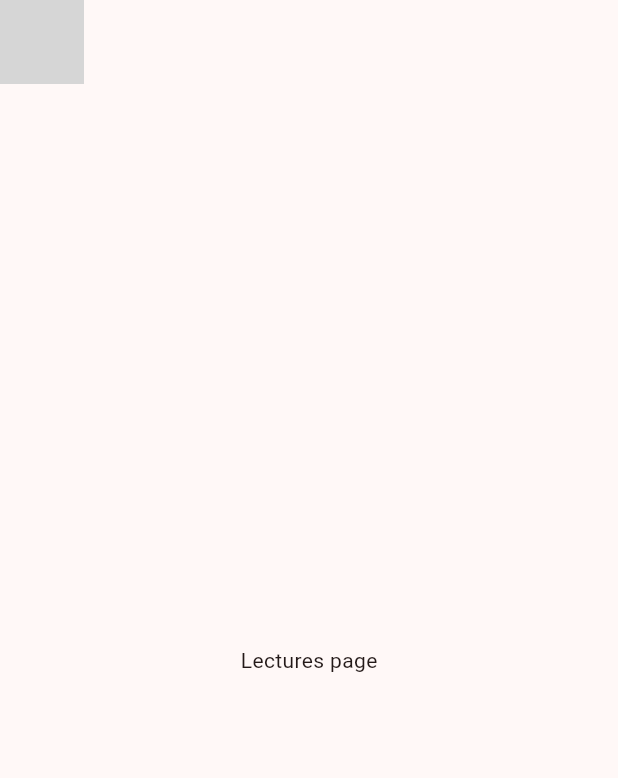
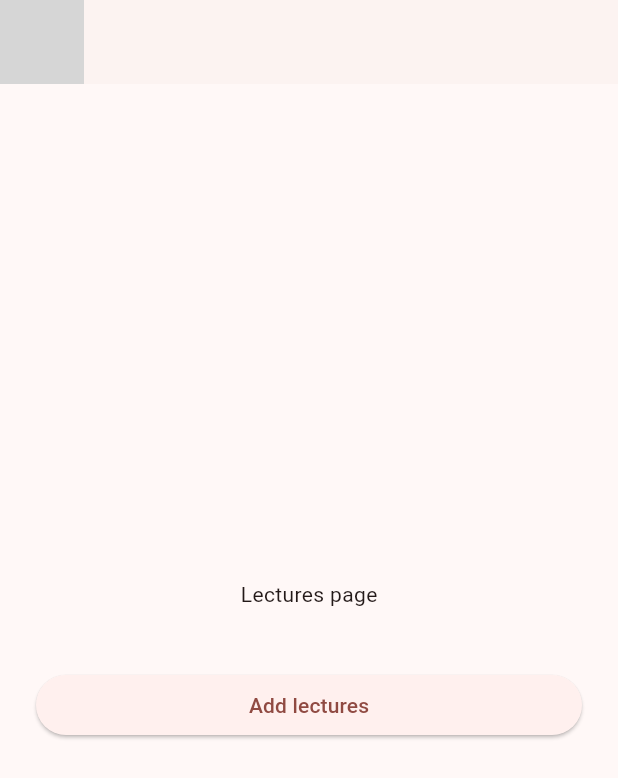
Before and after one commit to PattonSayd/firebase_services, a Flutter app: the LecturesPage screen opened by its route, on a phone screen of 412 x 824 dp. Shown: the top 778 px of the screen. Run offline on Flutter 3.47's test engine with Material 2 defaults, Android fonts, the phone set to English and light mode, and no system bars; our stand-ins replace cloud_firestore, firebase_analytics, firebase_auth, firebase_core, firebase_crashlytics, freezed_annotation and 2 more; missing offline and left inert: firebase_ui_auth; accounts and stored records are empty; generated files the repository leaves out were written again; statements that could not run were skipped; grey boxes are pictures that could not be loaded.

Commit message:
lecture data

```diff
--- a/lib/app/di.dart
+++ b/lib/app/di.dart
@@ -1,10 +1,12 @@
 import 'dart:ui';
 
+import 'package:cloud_firestore/cloud_firestore.dart';
 import 'package:firebase_analytics/firebase_analytics.dart';
 import 'package:firebase_auth/firebase_auth.dart';
 import 'package:firebase_core/firebase_core.dart';
 import 'package:firebase_crashlytics/firebase_crashlytics.dart';
 import 'package:firebase_services/app/logger.dart';
+import 'package:firebase_services/data/lecture_repository.dart';
 import 'package:firebase_services/data/user_repository.dart';
 import 'package:firebase_services/firebase_options.dart';
 import 'package:flutter/material.dart';
@@ -17,15 +19,27 @@ abstract class Locator {
 
   static UserRepository get userRepository => _locator<UserRepository>();
 
+  static LecturesRepository get lecturesRepository =>
+      _locator<LecturesRepository>();
+
   static Future<void> init() async {
     WidgetsFlutterBinding.ensureInitialized();
     await _initFirebase();
     _initCrashlytics();
 
     _locator.registerLazySingleton<FirebaseAuth>(() => FirebaseAuth.instance);
+    _locator.registerLazySingleton<FirebaseFirestore>(
+        () => FirebaseFirestore.instance);
 
     _locator.registerSingleton<UserRepository>(
-        UserRepository(_locator<FirebaseAuth>()));
+      UserRepository(_locator<FirebaseAuth>()),
+    );
+
+    _locator.registerSingleton<LecturesRepository>(
+      LecturesRepository(
+        _locator<FirebaseFirestore>(),
+      ),
+    );
   }
 
   static Future<void> _initFirebase() async {
--- /dev/null
+++ b/lib/data/lecture_repository.dart
@@ -0,0 +1,47 @@
+import 'package:cloud_firestore/cloud_firestore.dart';
+import 'package:firebase_services/app/logger.dart';
+import 'package:firebase_services/data/prefiling_data.dart';
+import 'package:firebase_services/models/lecture.dart';
+
+class LecturesRepository {
+  final FirebaseFirestore _firestore;
+
+  LecturesRepository(this._firestore);
+
+  late final _lectureCollectionRef =
+      _firestore.collection('lectures').withConverter(
+            fromFirestore: (snapshot, _) => Lecture.fromJson(snapshot.data()!),
+            toFirestore: (lesson, _) => lesson.toJson(),
+          );
+
+  Stream<List<Lecture>> get lectureStream => _lectureCollectionRef
+      .snapshots()
+      .map((snapshot) => snapshot.docs.map((e) => e.data()).toList());
+
+  Future<void> fillDatabase() async {
+    //* --- qeyri-atomar method (bax: atomic operation) ---
+    // for (var lecture in lecturesPrefilingData) {
+    //   _lectureCollectionRef.add(lecture);
+    // }
+
+    //* atomar metod
+    //* set, get imkanı
+    _firestore.runTransaction((transaction) async {
+      for (var lecture in lecturesPrefilingData) {
+        transaction.set(_lectureCollectionRef.doc(), lecture);
+      }
+    });
+
+    //* atomar metod
+    //* daha optimallaşdırılmış set
+    final batch = _firestore.batch();
+
+    for (var lecture in lecturesPrefilingData) {
+      batch.set(_lectureCollectionRef.doc(), lecture);
+    }
+
+    await batch.commit();
+
+    logger.d('Filled Database');
+  }
+}
--- a/lib/presentation/lectures_page.dart
+++ b/lib/presentation/lectures_page.dart
@@ -1,21 +1,57 @@
+import 'package:firebase_services/app/di.dart';
+import 'package:firebase_services/app/logger.dart';
 import 'package:firebase_services/app/routes.dart';
 import 'package:firebase_ui_auth/firebase_ui_auth.dart';
+import 'package:flutter/cupertino.dart';
 import 'package:flutter/material.dart';
 
-class LecturesPage extends StatelessWidget {
+class LecturesPage extends StatefulWidget {
   const LecturesPage({super.key});
 
   @override
+  State<LecturesPage> createState() => _LecturesPageState();
+}
+
+class _LecturesPageState extends State<LecturesPage> {
+  final _lecturesRepository = Locator.lecturesRepository;
+  bool _isLoading = false;
+
+  @override
   Widget build(BuildContext context) {
+    logger.w('LecturesPage build');
     return Scaffold(
       appBar: AppBar(
+        elevation: 0.6,
         leading: InkWell(
           onTap: () => Navigator.of(context).pushNamed(AppRoutes.profile),
           child: const UserAvatar(size: 36),
         ),
       ),
-      body: const Center(
-        child: Text('Lectures page'),
+      body: Padding(
+        padding: const EdgeInsets.symmetric(horizontal: 24),
+        child: Column(
+          mainAxisAlignment: MainAxisAlignment.center,
+          crossAxisAlignment: CrossAxisAlignment.stretch,
+          children: [
+            const Center(
+              child: Text('Lectures page'),
+            ),
+            const SizedBox(height: 40),
+            ElevatedButton(
+              onPressed: () async {
+                setState(() => _isLoading = true);
+                _lecturesRepository.lectureStream;
+                await _lecturesRepository.fillDatabase();
+                if (mounted) {
+                  setState(() => _isLoading = false);
+                }
+              },
+              child: _isLoading
+                  ? const CupertinoActivityIndicator()
+                  : const Text('Add lectures'),
+            ),
+          ],
+        ),
       ),
     );
   }
--- a/lib/presentation/profile_page.dart
+++ b/lib/presentation/profile_page.dart
@@ -36,9 +36,9 @@ class ProfilePage extends StatelessWidget {
               return const CircularProgressIndicator();
             }
 
-            return Padding(
-              padding: const EdgeInsets.all(8.0),
+            return Center(
               child: Column(
+                mainAxisSize: MainAxisSize.min,
                 children: [
                   const Text(
                     'Firebase User Info',
```
Also changed, not shown: lib/data/prefiling_data.dart (added, +23 -0 lines), lib/models/lecture.dart (added, +16 -0 lines), pubspec.yaml (+8 -1 lines), lib/models/lecture.freezed.dart (added), lib/models/lecture.g.dart (added), pubspec.lock, 1 other file.
